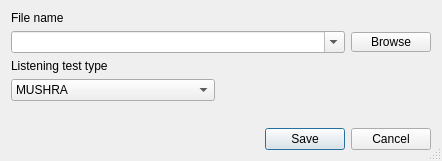
Above: litewiz/src/user_interface/step_export_dialog.ui from panone/litewiz before the change. Below: the same form after it.
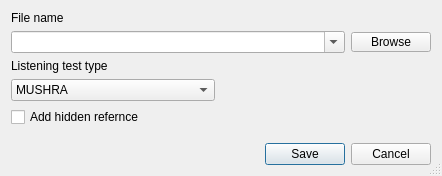
That is the form after the change. Icons and pictures are not drawn. Custom widgets are drawn as their Qt base class.

Commit message: + hidden reference

Diff of the .ui file:
```diff
--- a/litewiz/src/user_interface/step_export_dialog.ui
+++ b/litewiz/src/user_interface/step_export_dialog.ui
@@ -7,7 +7,7 @@
     <x>0</x>
     <y>0</y>
     <width>442</width>
-    <height>161</height>
+    <height>176</height>
    </rect>
   </property>
   <property name="windowTitle">
@@ -114,6 +114,13 @@
      </item>
     </layout>
    </item>
+   <item>
+    <widget class="QCheckBox" name="hiddenReferenceCheckBox">
+     <property name="text">
+      <string>Add hidden refernce</string>
+     </property>
+    </widget>
+   </item>
    <item>
     <spacer name="verticalSpacer">
      <property name="orientation">
```
The commit also changes 3 other files.
